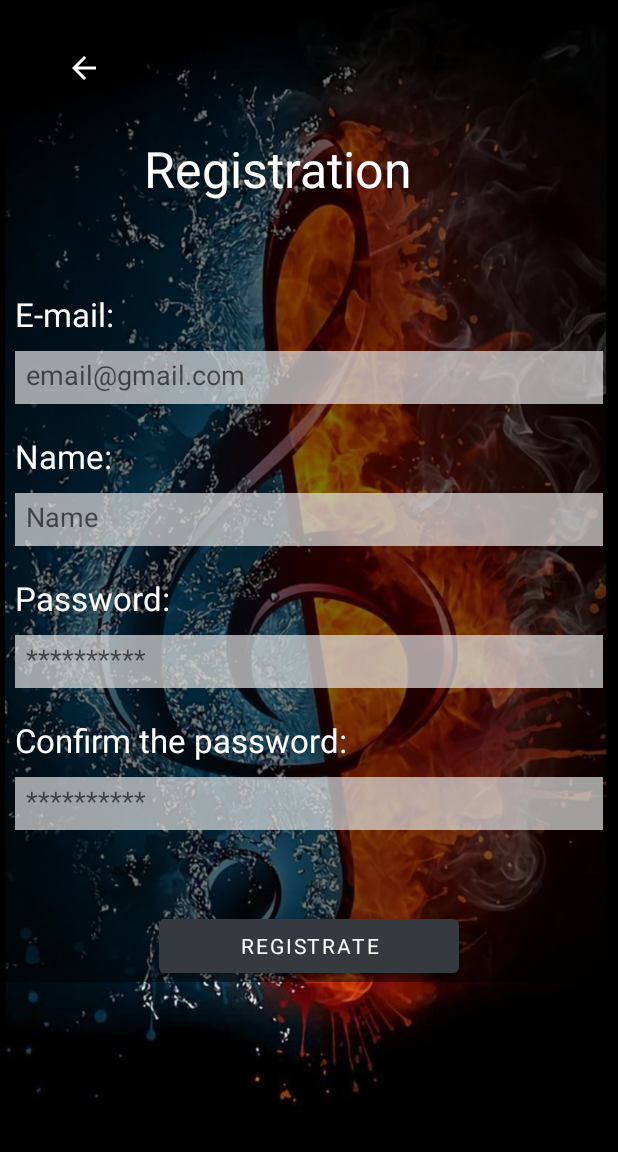
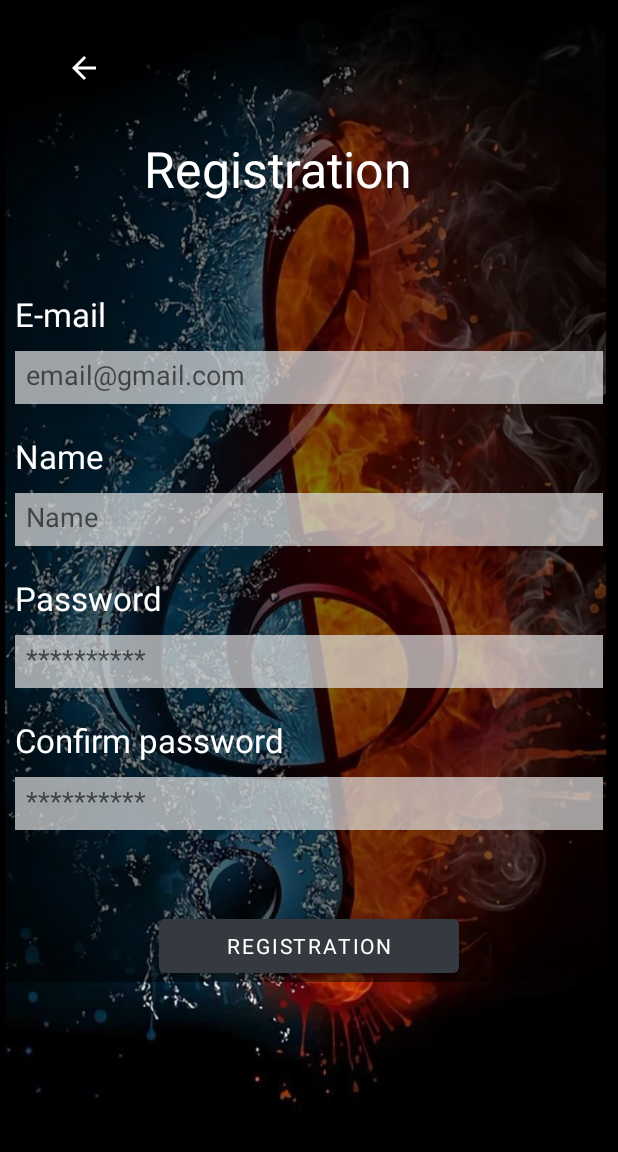
Before and after one commit to Ilona-Poltavets/Android, an Android app: the RegistrationActivity screen opened directly, with no data from a screen before it, on a phone screen of 412 x 824 dp, the part 84-1236 px from its top. Run offline under Robolectric (Android 15) with nearby library versions, the phone set to English and light mode, and no system bars.

Commit message:
DB+Login+Localization

```diff
--- a/app/src/main/java/com/example/ipmusic/User.kt
+++ /dev/null
@@ -1,4 +0,0 @@
-package com.example.ipmusic
-
-class User(email:String,name:String,password:String ) {
-}
--- a/app/src/main/res/layout/activity_main.xml
+++ b/app/src/main/res/layout/activity_main.xml
@@ -16,7 +16,7 @@
         android:layout_marginBottom="50dp"
         android:background="@color/water"
         android:onClick="showLogin"
-        android:text="Log In"
+        android:text="@string/action_login"
         app:layout_constraintBottom_toBottomOf="parent"
         app:layout_constraintStart_toStartOf="parent" />
 
@@ -29,7 +29,7 @@
         android:layout_marginBottom="50dp"
         android:background="@color/orange"
         android:onClick="showRegistration"
-        android:text="Registration"
+        android:text="@string/action_reg"
         app:layout_constraintBottom_toBottomOf="parent"
         app:layout_constraintEnd_toEndOf="parent"
         app:layout_constraintStart_toEndOf="@+id/logInBtn" />
--- a/app/src/main/res/layout/activity_player.xml
+++ b/app/src/main/res/layout/activity_player.xml
@@ -52,7 +52,7 @@
             android:id="@+id/back"
             android:layout_width="wrap_content"
             android:layout_height="wrap_content"
-            android:text="Back" />
+            android:text="@string/back" />
 
         <ToggleButton
             android:id="@+id/toggleButton3"
@@ -66,7 +66,7 @@
             android:id="@+id/next"
             android:layout_width="wrap_content"
             android:layout_height="wrap_content"
-            android:text="next" />
+            android:text="@string/next" />
 
     </TableRow>
 
--- a/app/src/main/res/layout/activity_users.xml
+++ b/app/src/main/res/layout/activity_users.xml
@@ -20,7 +20,7 @@
                 android:layout_width="wrap_content"
                 android:layout_height="wrap_content"
                 android:onClick="goMainMenu"
-                android:text="Back"/>
+                android:text="@string/back"/>
         </TableRow>
 
     </TableLayout>
@@ -47,13 +47,13 @@
             android:layout_width="wrap_content"
             android:layout_height="wrap_content"
             android:onClick="viewRecord"
-            android:text="View" />
+            android:text="@string/view" />
 
 
         <Button
             android:layout_width="wrap_content"
             android:layout_height="wrap_content"
             android:onClick="deleteRecord"
-            android:text="Delete" />
+            android:text="@string/delete" />
     </LinearLayout>
 </LinearLayout>
--- a/app/src/main/res/layout/delete_dialog.xml
+++ b/app/src/main/res/layout/delete_dialog.xml
@@ -13,7 +13,7 @@
             android:layout_width="match_parent"
             android:layout_height="wrap_content"
             android:ems="10"
-            android:hint="enter id" />
+            android:hint="Enter ID" />
 
     </LinearLayout>
 </androidx.constraintlayout.widget.ConstraintLayout>
--- a/app/src/main/res/layout/registration_layout.xml
+++ b/app/src/main/res/layout/registration_layout.xml
@@ -38,7 +38,7 @@
                 android:layout_marginRight="10dp"
                 android:layout_marginBottom="60dp"
                 android:fontFamily="sans-serif"
-                android:text="Registration"
+                android:text="@string/action_reg"
                 android:textColor="@color/white"
                 android:textSize="15pt" />
 
@@ -47,7 +47,7 @@
                 style="@style/labelTxt"
                 android:layout_width="match_parent"
                 android:layout_height="wrap_content"
-                android:text="E-mail:" />
+                android:text="@string/email" />
 
             <EditText
                 android:id="@+id/emailFild"
@@ -62,7 +62,7 @@
                 style="@style/labelTxt"
                 android:layout_width="match_parent"
                 android:layout_height="wrap_content"
-                android:text="Name:" />
+                android:text="@string/name" />
 
             <EditText
                 android:id="@+id/nameFild"
@@ -77,7 +77,7 @@
                 style="@style/labelTxt"
                 android:layout_width="match_parent"
                 android:layout_height="wrap_content"
-                android:text="Password:" />
+                android:text="@string/password" />
 
             <EditText
                 android:id="@+id/passwordFild"
@@ -92,7 +92,7 @@
                 style="@style/labelTxt"
                 android:layout_width="match_parent"
                 android:layout_height="wrap_content"
-                android:text="Confirm the password:" />
+                android:text="@string/confirm_password" />
 
             <EditText
                 android:id="@+id/confirmPasswordFild"
@@ -109,7 +109,7 @@
                 android:layout_marginTop="50px"
                 android:fontFamily="sans-serif"
                 android:onClick="saveRecord"
-                android:text="Registrate" />
+                android:text="@string/action_reg" />
 
         </LinearLayout>
     </ScrollView>
--- a/app/src/main/res/layout/users_list.xml
+++ b/app/src/main/res/layout/users_list.xml
@@ -18,14 +18,14 @@
             android:id="@+id/textViewName"
             android:layout_width="match_parent"
             android:layout_height="wrap_content"
-            android:text="Name"
+            android:text="@string/name"
             android:textAppearance="@style/Base.TextAppearance.AppCompat.Medium"/>
 
         <TextView
             android:id="@+id/textViewEmail"
             android:layout_width="match_parent"
             android:layout_height="wrap_content"
-            android:text="Email"
+            android:text="@string/email"
             android:textAppearance="@style/Base.TextAppearance.AppCompat.Medium"/>
     </LinearLayout>
 </androidx.constraintlayout.widget.ConstraintLayout>
--- a/app/src/main/res/values/strings.xml
+++ b/app/src/main/res/values/strings.xml
@@ -6,4 +6,12 @@
     <string name="action_login">Login</string>
     <string name="action_logout">Logout</string>
     <string name="action_player">Go player</string>
+    <string name="email">E-mail</string>
+    <string name="password">Password</string>
+    <string name="confirm_password">Confirm password</string>
+    <string name="name">Name</string>
+    <string name="back">Back</string>
+    <string name="next">Next</string>
+    <string name="view">View</string>
+    <string name="delete">Delete</string>
 </resources>
```
Also changed, not shown: app/src/main/java/com/example/ipmusic/LoginActivity.kt (+34 -0 lines), app/src/main/java/com/example/ipmusic/ShowRegistrationInfoFragment.kt (+4 -4 lines), app/src/main/res/layout/activity_login.xml (+5 -5 lines), 1 other file.
